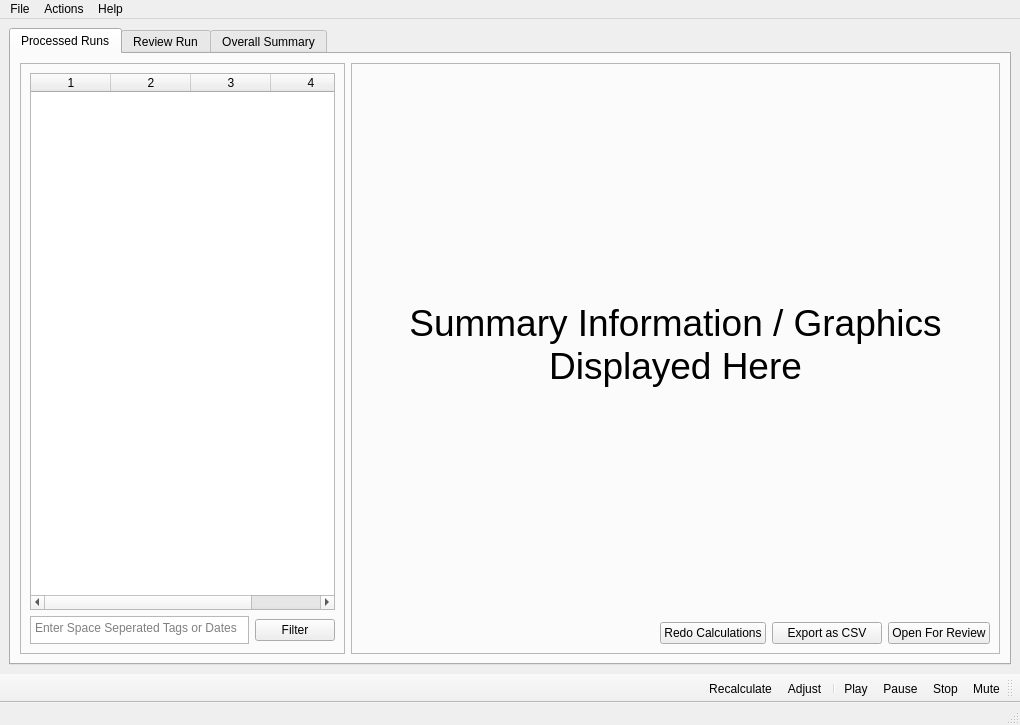
Qt form qtsrc/eyeplus/mainwindow.ui (starshine-bcit/eyeplus) before a commit.
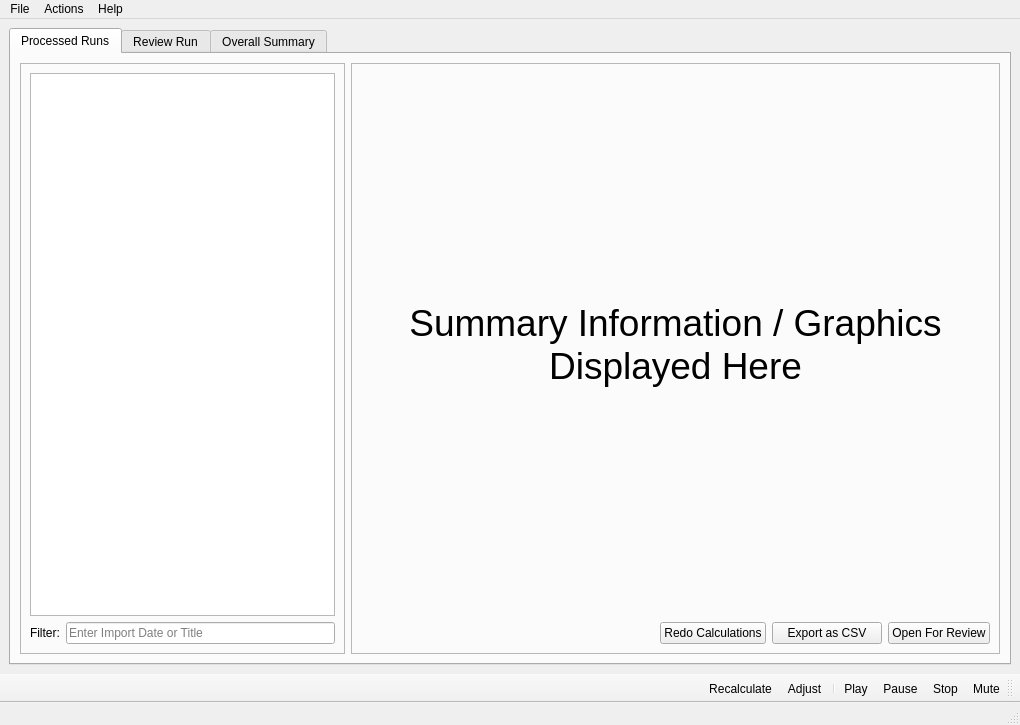
The same form after that commit. The open tabs and pages were chosen to show the change. Icons and pictures are not drawn.

Commit message: Refactor to use tableView versus tableWidget for runs display

The edit to the form file:
```diff
--- a/qtsrc/eyeplus/mainwindow.ui
+++ b/qtsrc/eyeplus/mainwindow.ui
@@ -33,9 +33,9 @@
           <property name="frameShadow">
            <enum>QFrame::Plain</enum>
           </property>
-          <layout class="QVBoxLayout" name="verticalLayout_6" stretch="1,0">
+          <layout class="QVBoxLayout" name="verticalLayout_6" stretch="0,0">
            <item>
-            <widget class="QTableWidget" name="tableWidgetRuns">
+            <widget class="QTableView" name="tableViewRuns">
              <property name="frameShadow">
               <enum>QFrame::Plain</enum>
              </property>
@@ -51,83 +51,27 @@
              <property name="selectionBehavior">
               <enum>QAbstractItemView::SelectRows</enum>
              </property>
-             <property name="rowCount">
-              <number>0</number>
-             </property>
-             <property name="columnCount">
-              <number>4</number>
-             </property>
-             <attribute name="horizontalHeaderMinimumSectionSize">
-              <number>25</number>
-             </attribute>
-             <attribute name="horizontalHeaderDefaultSectionSize">
-              <number>80</number>
-             </attribute>
-             <attribute name="horizontalHeaderStretchLastSection">
-              <bool>true</bool>
-             </attribute>
-             <attribute name="verticalHeaderDefaultSectionSize">
-              <number>20</number>
-             </attribute>
-             <column/>
-             <column/>
-             <column/>
-             <column/>
             </widget>
            </item>
            <item>
-            <layout class="QHBoxLayout" name="horizontalLayoutSearch" stretch="1,0">
+            <layout class="QHBoxLayout" name="horizontalLayoutSearch" stretch="0,1">
              <item>
-              <widget class="QPlainTextEdit" name="plainTextEdit">
-               <property name="sizePolicy">
-                <sizepolicy hsizetype="Expanding" vsizetype="Fixed">
-                 <horstretch>0</horstretch>
-                 <verstretch>0</verstretch>
-                </sizepolicy>
-               </property>
-               <property name="minimumSize">
-                <size>
-                 <width>0</width>
-                 <height>0</height>
-                </size>
-               </property>
-               <property name="maximumSize">
-                <size>
-                 <width>16777215</width>
-                 <height>28</height>
-                </size>
-               </property>
-               <property name="baseSize">
-                <size>
-                 <width>0</width>
-                 <height>30</height>
-                </size>
-               </property>
-               <property name="placeholderText">
-                <string>Enter Space Seperated Tags or Dates</string>
+              <widget class="QLabel" name="labelFilter">
+               <property name="text">
+                <string>Filter:</string>
                </property>
               </widget>
              </item>
              <item>
-              <widget class="QPushButton" name="pushButtonSearch">
-               <property name="minimumSize">
-                <size>
-                 <width>50</width>
-                 <height>0</height>
-                </size>
-               </property>
-               <property name="baseSize">
-                <size>
-                 <width>0</width>
-                 <height>0</height>
-                </size>
-               </property>
+              <widget class="QLineEdit" name="lineEditFilter">
                <property name="text">
-                <string>Filter</string>
+                <string/>
                </property>
-               <property name="icon">
-                <iconset resource="icons.qrc">
-                 <normaloff>:/icons/search.svg</normaloff>:/icons/search.svg</iconset>
+               <property name="placeholderText">
+                <string>Enter Import Date or Title</string>
+               </property>
+               <property name="clearButtonEnabled">
+                <bool>true</bool>
                </property>
               </widget>
              </item>
```
Left out of the diff: 2 changed lines with no effect on the pictures. The commit also changes 2 other files.
